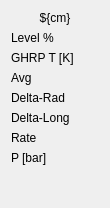
lisazacarias/cryoValveDisplay, file readbackTemplate.ui: the form before one commit.
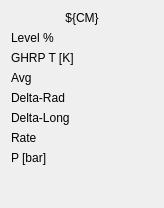
The form after the commit. Custom widgets are drawn as their Qt base class.

Patch:
```diff
--- a/readbackTemplate.ui
+++ b/readbackTemplate.ui
@@ -6,7 +6,7 @@
    <rect>
     <x>0</x>
     <y>0</y>
-    <width>110</width>
+    <width>164</width>
     <height>208</height>
    </rect>
   </property>
@@ -121,7 +121,7 @@
    <item row="0" column="0" colspan="2">
     <widget class="QLabel" name="label_8">
      <property name="text">
-      <string>${cm}</string>
+      <string>${CM}</string>
      </property>
      <property name="alignment">
       <set>Qt::AlignCenter</set>
```
